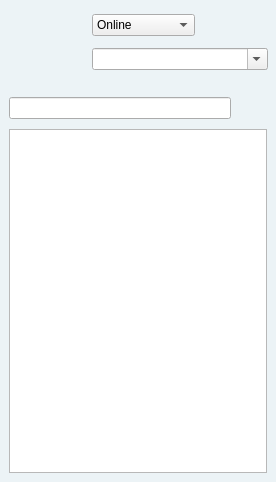
This is rs-Qt-gui/src/gui/MessengerWindow.ui in autoscatto/retroshare as Qt 5 draws it before an edit. The edited form follows.
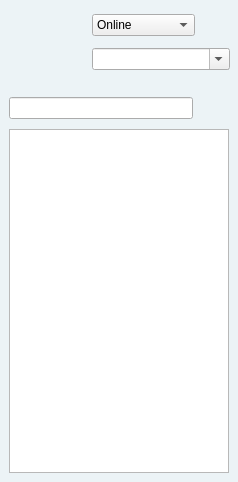
This is the edited form. Icons and pictures are not drawn.

```diff
--- a/rs-Qt-gui/src/gui/MessengerWindow.ui
+++ b/rs-Qt-gui/src/gui/MessengerWindow.ui
@@ -5,7 +5,7 @@
    <rect>
     <x>0</x>
     <y>0</y>
-    <width>276</width>
+    <width>238</width>
     <height>482</height>
    </rect>
   </property>
```
